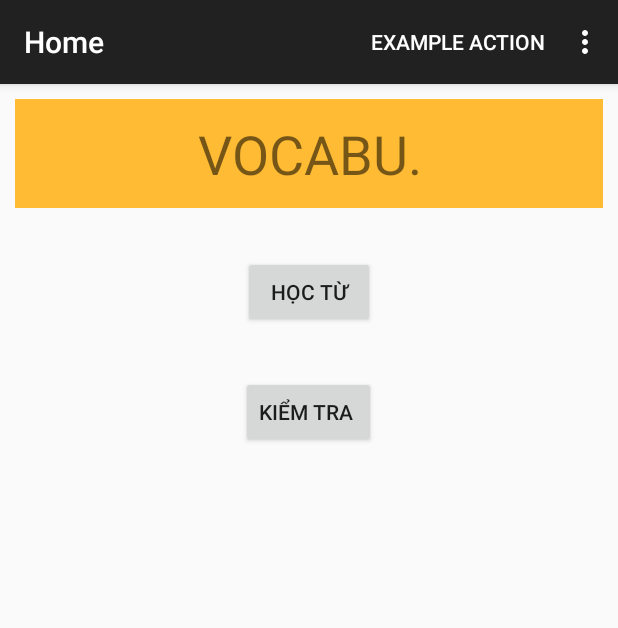
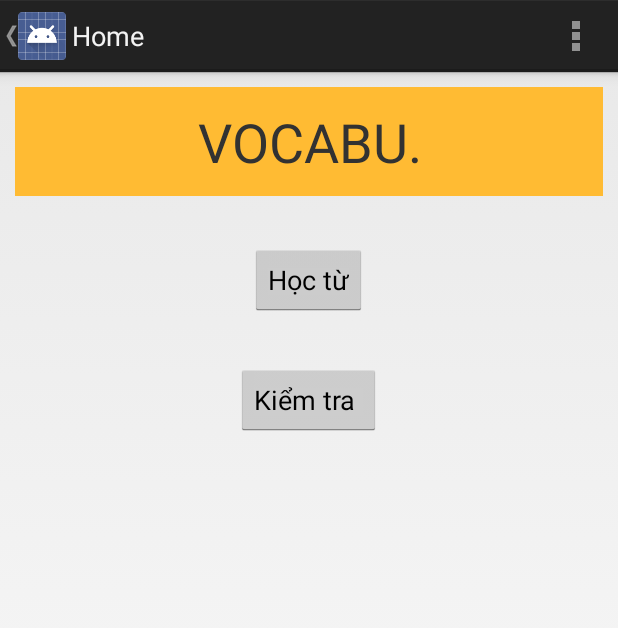
Before and after one commit to NguyenLinh208/LearnJapanese, an Android app: the screen it shows after launch (MainActivity), on a phone screen of 412 x 824 dp. Shown: the top 628 px of the screen. Run offline under Robolectric (Android 15) with nearby library versions, the phone set to English and light mode, and no system bars; 2 statements that could not run were skipped.

Commit message:
show home button on actionbar

```diff
--- a/LearnJapanese/app/src/main/java/com/mugiwarapro/learnjapanese/activity/DbCreate.java
+++ b/LearnJapanese/app/src/main/java/com/mugiwarapro/learnjapanese/activity/InitDatabase.java
@@ -26,7 +26,7 @@ import java.util.ArrayList;
 import java.util.List;
 
 
-public class DbCreate extends Activity {
+public class InitDatabase extends Activity {
 
 	private static final String ENCODE = "UTF-8";
 
@@ -81,7 +81,7 @@ public class DbCreate extends Activity {
 			String title = getResources().getString(R.string.confirm);
 			String msg   = getResources().getString(R.string.confirm_db_delete);
 			new YesNoDialog(
-					DbCreate.this,
+					InitDatabase.this,
 					// 削除許可の場合，DB作成へ
 					new DialogInterface.OnClickListener() {
 						public void onClick(DialogInterface dialog, int which) {
@@ -130,7 +130,7 @@ public class DbCreate extends Activity {
     		@Override
 			protected void onPreExecute() {
     			// 作成中というダイアログを表示
-				progressDialog = new ProgressDialog(DbCreate.this);
+				progressDialog = new ProgressDialog(InitDatabase.this);
 				progressDialog.setTitle(R.string.progress_create);
 				progressDialog.setProgressStyle(ProgressDialog.STYLE_SPINNER);
 				progressDialog.setCancelable(true);
--- a/LearnJapanese/app/src/main/java/com/mugiwarapro/learnjapanese/activity/MainActivity.java
+++ b/LearnJapanese/app/src/main/java/com/mugiwarapro/learnjapanese/activity/MainActivity.java
@@ -1,15 +1,17 @@
 package com.mugiwarapro.learnjapanese.activity;
 
+import android.app.Activity;
 import android.app.Fragment;
-import android.app.ProgressDialog;
 import android.content.DialogInterface;
 import android.content.Intent;
 import android.content.SharedPreferences;
 import android.content.res.Configuration;
 import android.content.res.TypedArray;
+import android.os.Build;
 import android.os.Environment;
 import android.preference.PreferenceManager;
 import android.speech.tts.TextToSpeech;
+import android.support.v4.view.GravityCompat;
 import android.support.v7.app.ActionBarActivity;
 import android.app.FragmentManager;
 import android.os.Bundle;
@@ -21,29 +23,21 @@ import android.support.v4.widget.DrawerLayout;
 import android.view.View;
 import android.widget.AdapterView;
 import android.widget.ListView;
-import android.widget.Toast;
 import com.mugiwarapro.learnjapanese.adapter.NavigationDrawerAdapter;
 import com.mugiwarapro.learnjapanese.fragment.AlertDialogFragment;
 import com.mugiwarapro.learnjapanese.fragment.CategoryGridFragment;
 import com.mugiwarapro.learnjapanese.fragment.HomeFragment;
 import com.mugiwarapro.learnjapanese.R;
-import java.io.BufferedReader;
 import java.io.File;
-import java.io.FileNotFoundException;
-import java.io.IOException;
-import java.io.InputStreamReader;
 import java.util.ArrayList;
-import java.util.List;
 import com.mugiwarapro.learnjapanese.Config;
 import com.mugiwarapro.learnjapanese.fragment.SettingFragment;
 import com.mugiwarapro.learnjapanese.model.NavigationDrawerItem;
-import com.mugiwarapro.learnjapanese.model.WordDao;
 import com.mugiwarapro.learnjapanese.model.WordDbHelper;
-import com.mugiwarapro.learnjapanese.model.WordEntity;
-import com.mugiwarapro.learnjapanese.util.ArrayUtil;
 import com.mugiwarapro.learnjapanese.util.DateUtil;
+import android.app.ActionBar;
 
-public class MainActivity extends ActionBarActivity {
+public class MainActivity extends Activity {
 
     private static final int REQ_CODE_TTS = 1;
     private DrawerLayout mDrawerLayout;
@@ -72,17 +66,19 @@ public class MainActivity extends ActionBarActivity {
         AlertDialogFragment dialogFragment = new AlertDialogFragment();
 
         mTitle = mDrawTitle = getTitle();
+        ActionBar mActionbar = getActionBar();
 
         //Load slide menu Item
         navMenuTitles = getResources().getStringArray(R.array.nav_drawer_items);
         navMenuIcons = getResources().obtainTypedArray(R.array.nav_drawer_icons);
         mDrawerLayout = (DrawerLayout)findViewById(R.id.drawer_layout);
+        mDrawerLayout.setDrawerShadow(R.drawable.drawer_shadow, GravityCompat.START);
         mDrawList = (ListView)findViewById(R.id.list_slidermenu);
 
         //List item of NavigationDrawer
         navDrawerItems = new ArrayList<NavigationDrawerItem>();
 
-        // adding nav drawer items to array
+        // a dding nav drawer items to array
         // Home
         navDrawerItems.add(new NavigationDrawerItem(navMenuTitles[0], navMenuIcons.getResourceId(0, -1)));
         // Setting
@@ -90,14 +86,16 @@ public class MainActivity extends ActionBarActivity {
         // Category
         navDrawerItems.add(new NavigationDrawerItem(navMenuTitles[2], navMenuIcons.getResourceId(2, -1)));
         navMenuIcons.recycle();
+
+        //set adapter for draw navigation list
         adapter = new NavigationDrawerAdapter(getApplicationContext(),navDrawerItems);
         mDrawList.setAdapter(adapter);
         mDrawList.setOnItemClickListener(new SlideMenuClickListener());
 
-        //Show actionbar
-       // getSupportActionBar().setDisplayShowTitleEnabled(true);
-        getSupportActionBar().setHomeButtonEnabled(true);
-       // getSupportActionBar().setDisplayHomeAsUpEnabled(true);
+
+        mActionbar.setHomeButtonEnabled(true);
+        mActionbar.setDisplayHomeAsUpEnabled(true);
+
         mDrawerToggle = new ActionBarDrawerToggle(
                 this,
                 mDrawerLayout,
@@ -106,17 +104,16 @@ public class MainActivity extends ActionBarActivity {
                 R.string.app_name
         ){
             public void onDrawerClosed(View view) {
-                getSupportActionBar().setTitle(mTitle);
                 invalidateOptionsMenu();
             }
 
             public void onDrawerOpened(View drawerView) {
-                getSupportActionBar().setTitle(mDrawTitle);
                 invalidateOptionsMenu();
             }
         };
 
         mDrawerLayout.setDrawerListener(mDrawerToggle);
+
         if (savedInstanceState == null) {
             displayView(0);
         }
@@ -169,6 +166,7 @@ public class MainActivity extends ActionBarActivity {
             mDrawList.setItemChecked(position, true);
             mDrawList.setSelection(position);
             setTitle(navMenuTitles[position]);
+
             mDrawerLayout.closeDrawer(mDrawList);
         } else {
             // error in creating fragment
@@ -177,6 +175,7 @@ public class MainActivity extends ActionBarActivity {
         Log.v("MenuTitle", navMenuTitles[0]);
 
     }
+
     /**
      * Slide menu item click listener
      * */
@@ -188,15 +187,13 @@ public class MainActivity extends ActionBarActivity {
 
     @Override
     public boolean onOptionsItemSelected(MenuItem item) {
+        // The action bar home/up action should open or close the drawer.
+        // ActionBarDrawerToggle will take care of this.
         if (mDrawerToggle.onOptionsItemSelected(item)) {
             return true;
         }
-        switch (item.getItemId()) {
-            case R.id.action_settings:
-                return true;
-            default:
-                return super.onOptionsItemSelected(item);
-        }
+
+        return false;
     }
 
     /***
@@ -213,7 +210,7 @@ public class MainActivity extends ActionBarActivity {
     @Override
     public void setTitle(CharSequence title) {
         mTitle = title;
-        getSupportActionBar().setTitle(mTitle);
+        getActionBar().setTitle(mTitle);
     }
 
     @Override
--- a/LearnJapanese/app/src/main/java/com/mugiwarapro/learnjapanese/fragment/AlertDialogFragment.java
+++ b/LearnJapanese/app/src/main/java/com/mugiwarapro/learnjapanese/fragment/AlertDialogFragment.java
@@ -7,8 +7,7 @@ import android.content.Intent;
 import android.os.Bundle;
 
 import com.mugiwarapro.learnjapanese.R;
-import com.mugiwarapro.learnjapanese.activity.DbCreate;
-import com.mugiwarapro.learnjapanese.activity.DbCreateActivity;
+import com.mugiwarapro.learnjapanese.activity.InitDatabase;
 
 import android.content.DialogInterface;
 
@@ -24,7 +23,7 @@ public class AlertDialogFragment extends DialogFragment {
         builder.setMessage(R.string.creat_data_dialog)
                 .setPositiveButton(R.string.yes, new DialogInterface.OnClickListener() {
                     public void onClick(DialogInterface dialog, int id) {
-                        Intent install = new Intent(getActivity(), DbCreate.class);
+                        Intent install = new Intent(getActivity(), InitDatabase.class);
                         startActivity(install);
                     }
                 });
--- a/LearnJapanese/app/src/main/res/menu/main.xml
+++ b/LearnJapanese/app/src/main/res/menu/main.xml
@@ -1,8 +1,6 @@
 <menu xmlns:android="http://schemas.android.com/apk/res/android"
     xmlns:app="http://schemas.android.com/apk/res-auto"
     xmlns:tools="http://schemas.android.com/tools" tools:context=".MainActivity">
-    <item android:id="@+id/action_example" android:title="@string/action_example"
-        app:showAsAction="withText|ifRoom" />
     <item android:id="@+id/action_settings" android:title="@string/action_settings"
-        android:orderInCategory="100" app:showAsAction="never" />
+        android:orderInCategory="100" app:showAsAction="always" />
 </menu>
```
Also changed, not shown: LearnJapanese/app/src/main/AndroidManifest.xml (+26 -8 lines), LearnJapanese/app/src/main/java/com/mugiwarapro/learnjapanese/activity/LearningList.java (deleted, +0 -114 lines), LearnJapanese/app/src/main/res/drawable-hdpi/drawer_shadow.9.png, LearnJapanese/app/src/main/res/drawable-hdpi/ic_drawer.png, LearnJapanese/app/src/main/res/drawable-mdpi/drawer_shadow.9.png, LearnJapanese/app/src/main/res/drawable-mdpi/ic_drawer.png, LearnJapanese/app/src/main/res/drawable/drawer_shadow.9.png (added), LearnJapanese/app/src/main/res/drawable/ic_drawer.png (added).
